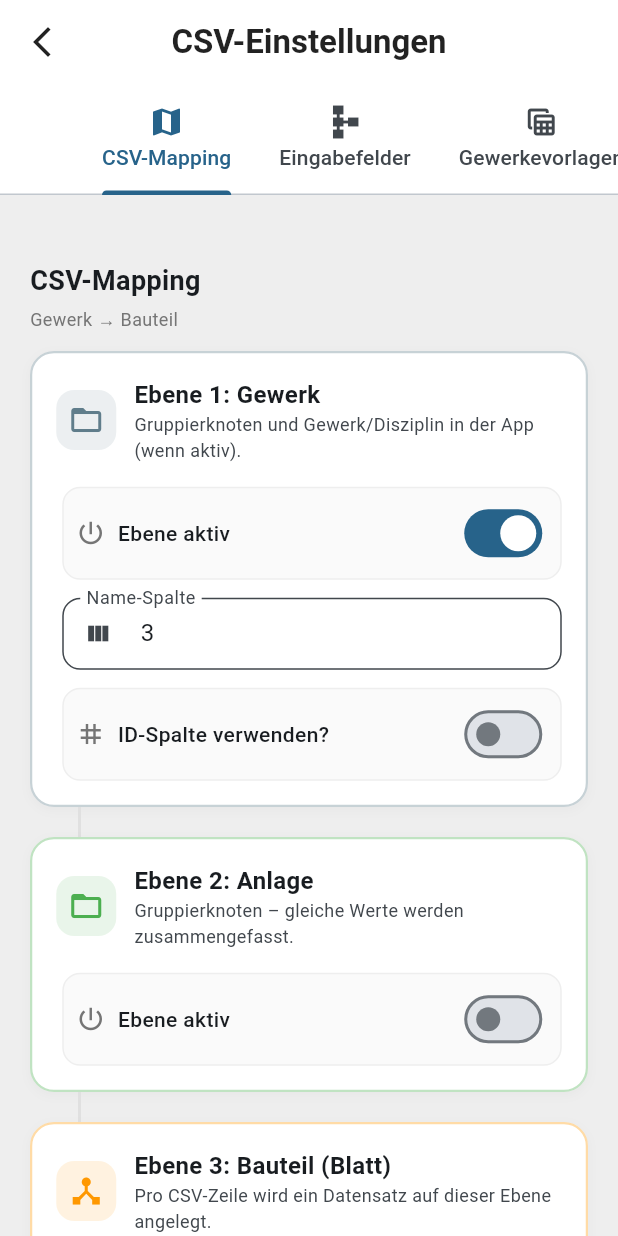
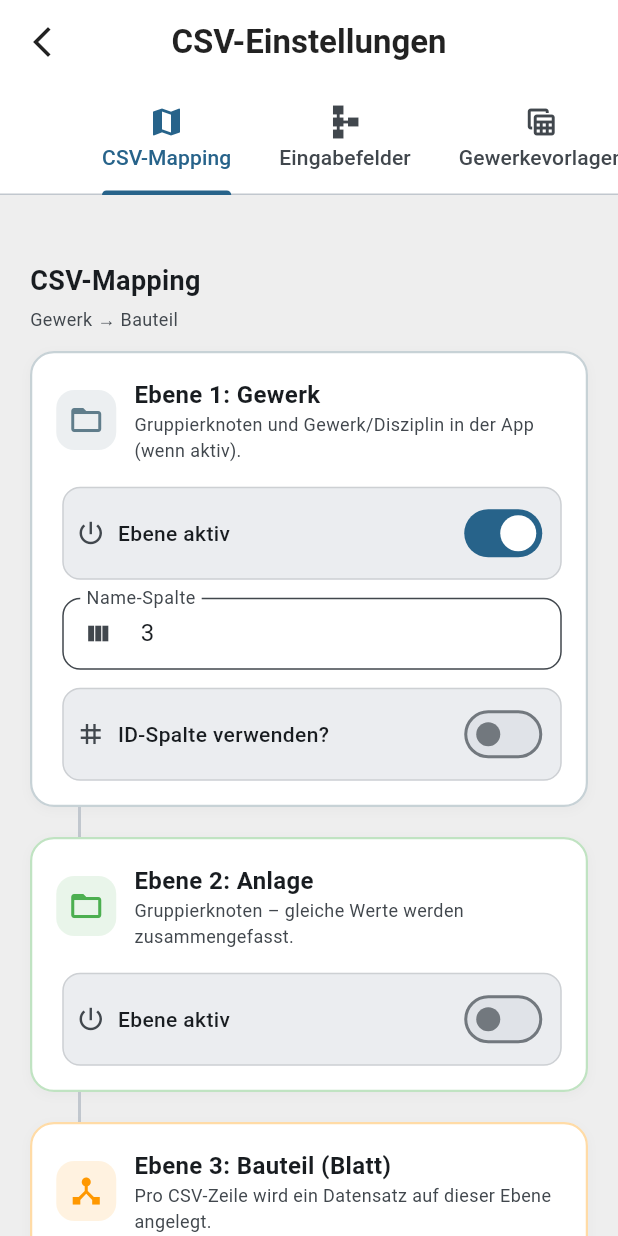
Before and after one commit to Luu95/2026-01-03_bestandsaufnahme_05_01, a Flutter app: the screen it shows after launch, in the side drawer, after a tap on "CSV-Einstellungen", on a phone screen of 412 x 824 dp. Run offline on Flutter 3.47's test engine with Material 3 defaults, Android fonts, the phone set to English and light mode, and no system bars; our stand-ins replace camera, cross_file, csv, drift, file_picker, flutter_riverpod and 4 more; missing offline and left inert: google_mlkit_text_recognition, pdfx; accounts and stored records are empty; generated files the repository leaves out were written again.

Commit message:
cvs
This reverts commit a843a0f17838dfe54180630847184d1f41c972b3.

```diff
--- a/lib/pages/building_details_page.dart
+++ b/lib/pages/building_details_page.dart
@@ -2346,7 +2346,7 @@ class _BuildingDetailsPageState extends ConsumerState<BuildingDetailsPage>
       elevation: 0,
       child: Container(
         decoration: BoxDecoration(
-          color: Colors.grey[50],
+          color: Theme.of(context).colorScheme.surface,
         ),
         child: SafeArea(
           child: Column(
@@ -2418,10 +2418,10 @@ class _BuildingDetailsPageState extends ConsumerState<BuildingDetailsPage>
               Container(
                 padding: const EdgeInsets.symmetric(horizontal: 20, vertical: 16),
                 decoration: BoxDecoration(
-                  color: Colors.white,
+                  color: Theme.of(context).colorScheme.surface,
                   border: Border(
                     bottom: BorderSide(
-                      color: Colors.grey.withOpacity(0.1),
+                      color: Theme.of(context).colorScheme.outline.withOpacity(0.15),
                       width: 1,
                     ),
                   ),
@@ -2529,7 +2529,7 @@ class _BuildingDetailsPageState extends ConsumerState<BuildingDetailsPage>
                           decoration: BoxDecoration(
                             color: isSelected
                                 ? Theme.of(context).primaryColor.withOpacity(0.1)
-                                : Colors.white,
+                                : Theme.of(context).colorScheme.surfaceContainerHighest,
                             borderRadius: BorderRadius.circular(12),
                             border: Border.all(
                               color: isSelected
@@ -2699,10 +2699,10 @@ class _BuildingDetailsPageState extends ConsumerState<BuildingDetailsPage>
               Container(
                 padding: const EdgeInsets.symmetric(horizontal: 20, vertical: 16),
                 decoration: BoxDecoration(
-                  color: Colors.white,
+                  color: Theme.of(context).colorScheme.surface,
                   border: Border(
                     bottom: BorderSide(
-                      color: Colors.grey.withOpacity(0.1),
+                      color: Theme.of(context).colorScheme.outline.withOpacity(0.15),
                       width: 1,
                     ),
                   ),
@@ -2797,7 +2797,7 @@ class _BuildingDetailsPageState extends ConsumerState<BuildingDetailsPage>
                           decoration: BoxDecoration(
                             color: isBldgSelected
                                 ? Colors.orange.withOpacity(0.1)
-                                : Colors.white,
+                                : Theme.of(context).colorScheme.surfaceContainerHighest,
                             borderRadius: BorderRadius.circular(12),
                             border: Border.all(
                               color: isBldgSelected
@@ -2904,10 +2904,10 @@ class _BuildingDetailsPageState extends ConsumerState<BuildingDetailsPage>
             Container(
               padding: const EdgeInsets.all(16),
               decoration: BoxDecoration(
-                color: Colors.white,
+                color: Theme.of(context).colorScheme.surface,
                 border: Border(
                   top: BorderSide(
-                    color: Colors.grey.withOpacity(0.1),
+                    color: Theme.of(context).colorScheme.outline.withOpacity(0.15),
                     width: 1,
                   ),
                 ),
--- a/lib/pages/csv_settings_page.dart
+++ b/lib/pages/csv_settings_page.dart
@@ -668,13 +668,10 @@ class _CsvSettingsPageState extends ConsumerState<CsvSettingsPage> {
             children: [
               TextField(
                 controller: _labelGewerkCtrl,
-                decoration: InputDecoration(
+                decoration: _themedInputDecoration(
+                  context,
                   labelText: 'Bezeichnung Ebene 1',
                   helperText: 'Standard: Gewerk',
-                  isDense: true,
-                  filled: true,
-                  fillColor: Colors.white,
-                  border: OutlineInputBorder(borderRadius: BorderRadius.circular(12)),
                 ),
                 onChanged: (val) {
                   setState(() => _labelGewerk = val);
@@ -684,13 +681,10 @@ class _CsvSettingsPageState extends ConsumerState<CsvSettingsPage> {
               const SizedBox(height: 12),
               TextField(
                 controller: _labelAnlageCtrl,
-                decoration: InputDecoration(
+                decoration: _themedInputDecoration(
+                  context,
                   labelText: 'Bezeichnung Ebene 2',
                   helperText: 'Standard: Anlage',
-                  isDense: true,
-                  filled: true,
-                  fillColor: Colors.white,
-                  border: OutlineInputBorder(borderRadius: BorderRadius.circular(12)),
                 ),
                 onChanged: (val) {
                   setState(() => _labelAnlage = val);
@@ -700,13 +694,10 @@ class _CsvSettingsPageState extends ConsumerState<CsvSettingsPage> {
               const SizedBox(height: 12),
               TextField(
                 controller: _labelBauteilCtrl,
-                decoration: InputDecoration(
+                decoration: _themedInputDecoration(
+                  context,
                   labelText: 'Bezeichnung Ebene 3',
                   helperText: 'Standard: Bauteil',
-                  isDense: true,
-                  filled: true,
-                  fillColor: Colors.white,
-                  border: OutlineInputBorder(borderRadius: BorderRadius.circular(12)),
                 ),
                 onChanged: (val) {
                   setState(() => _labelBauteil = val);
@@ -733,11 +724,6 @@ class _CsvSettingsPageState extends ConsumerState<CsvSettingsPage> {
   // --- SCHEMA TAB ---
 
   Widget _buildSchemaTab() {
-    if (_disciplines.isEmpty && _globalSchema.isEmpty) {
-      // Wenn alles leer ist, lade Standard-Heizung als Basis für Global wenn nichts da ist
-      // Aber eigentlich sollte der User einfach starten können.
-    }
-
     if (!_showDisciplineSelection) {
       if (_editingGlobal) {
         return Column(
@@ -807,7 +793,7 @@ class _CsvSettingsPageState extends ConsumerState<CsvSettingsPage> {
   Widget _buildBackToSelectionHeader(String title) {
     return Container(
       padding: const EdgeInsets.symmetric(horizontal: 16, vertical: 8),
-      color: Colors.white,
+      color: Theme.of(context).colorScheme.surface,
       child: Row(
         children: [
           IconButton(
@@ -855,7 +841,7 @@ class _CsvSettingsPageState extends ConsumerState<CsvSettingsPage> {
           Text(
             'Entspricht Ebene 1 im CSV-Mapping (${_hierarchySubtitle()}). '
             '$_labelGewerk aufklappen, dann $_schemaItemLevelLabel wählen, um dessen Attribute zu bearbeiten.',
-            style: TextStyle(fontSize: 13, color: Colors.grey[600]),
+            style: TextStyle(fontSize: 13, color: _mutedTextColor(context)),
           ),
           const SizedBox(height: 16),
 
@@ -873,7 +859,7 @@ class _CsvSettingsPageState extends ConsumerState<CsvSettingsPage> {
                   elevation: 0,
                   shape: RoundedRectangleBorder(
                     borderRadius: BorderRadius.circular(16),
-                    side: BorderSide(color: Colors.grey.withOpacity(0.2)),
+                    side: BorderSide(color: Theme.of(context).colorScheme.outline.withOpacity(0.25)),
                   ),
                   clipBehavior: Clip.antiAlias,
                   child: Theme(
@@ -908,7 +894,7 @@ class _CsvSettingsPageState extends ConsumerState<CsvSettingsPage> {
                         roList.isEmpty
                             ? 'Keine $_schemaItemLevelLabel'
                             : '${roList.length} $_schemaItemLevelLabel',
-                        style: TextStyle(fontSize: 12, color: Colors.grey[600]),
+                        style: TextStyle(fontSize: 12, color: _mutedTextColor(context)),
                       ),
                       children: [
                         if (roList.isEmpty)
@@ -918,7 +904,7 @@ class _CsvSettingsPageState extends ConsumerState<CsvSettingsPage> {
                               'Importieren Sie Gewerkevorlagen, damit $_schemaItemLevelLabel-Einträge erscheinen.',
                               style: TextStyle(
                                 fontSize: 13,
-                                color: Colors.grey[600],
+                                color: _mutedTextColor(context),
                               ),
                             ),
                           )
@@ -939,7 +925,7 @@ class _CsvSettingsPageState extends ConsumerState<CsvSettingsPage> {
                                 '${_schemaForRevisionsobjekt(d, ro).length} Felder',
                                 style: TextStyle(
                                   fontSize: 12,
-                                  color: Colors.grey[600],
+                                  color: _mutedTextColor(context),
                                 ),
                               ),
                               trailing: const Icon(Icons.chevron_right),
@@ -971,7 +957,7 @@ class _CsvSettingsPageState extends ConsumerState<CsvSettingsPage> {
       elevation: 0,
       shape: RoundedRectangleBorder(
         borderRadius: BorderRadius.circular(16),
-        side: BorderSide(color: Colors.grey.withOpacity(0.2)),
+        side: BorderSide(color: Theme.of(context).colorScheme.outline.withOpacity(0.25)),
       ),
       child: ListTile(
         contentPadding: const EdgeInsets.all(16),
@@ -1089,19 +1075,13 @@ class _CsvSettingsPageState extends ConsumerState<CsvSettingsPage> {
       return Column(
         crossAxisAlignment: CrossAxisAlignment.start,
         children: [
-          Text(label, style: TextStyle(fontSize: 12, color: Colors.grey[700], fontWeight: FontWeight.bold)),
+          Text(label, style: TextStyle(fontSize: 12, color: _mutedTextColor(context), fontWeight: FontWeight.bold)),
           const SizedBox(height: 4),
           DropdownButtonFormField<int>(
             key: ValueKey('template_col_dropdown_${fieldKey}_$value'),
             value: value,
             isExpanded: true,
-            decoration: InputDecoration(
-              isDense: true,
-              filled: true,
-              fillColor: Colors.white,
-              border: OutlineInputBorder(borderRadius: BorderRadius.circular(12)),
-              contentPadding: const EdgeInsets.symmetric(horizontal: 12, vertical: 12),
-            ),
+            decoration: _themedInputDecoration(context),
             items: List.generate(_templateCsvHeaders!.length, (index) {
               return DropdownMenuItem(
                 value: index,
@@ -1123,12 +1103,9 @@ class _CsvSettingsPageState extends ConsumerState<CsvSettingsPage> {
       key: ValueKey('template_col_input_${fieldKey}_$value'),
       initialValue: (value + 1).toString(),
       keyboardType: TextInputType.number,
-      decoration: InputDecoration(
+      decoration: _themedInputDecoration(
+        context,
         labelText: label,
-        isDense: true,
-        filled: true,
-        fillColor: Colors.white,
-        border: OutlineInputBorder(borderRadius: BorderRadius.circular(12)),
         prefixIcon: const Icon(Icons.view_column, size: 18),
         helperText: _templateCsvHeaders != null && value >= _templateCsvHeaders!.length
             ? 'Spalte ${value + 1} liegt außerhalb der geladenen CSV (${_templateCsvHeaders!.length} Spalten)'
@@ -1151,18 +1128,7 @@ class _CsvSettingsPageState extends ConsumerState<CsvSettingsPage> {
         : '$tripletCount Dreiergruppe${tripletCount == 1 ? '' : 'n'} konfiguriert';
 
     return Container(
-      decoration: BoxDecoration(
-        color: Colors.white,
-        borderRadius: BorderRadius.circular(16),
-        border: Border.all(color: color.shade200, width: 1.5),
-        boxShadow: [
-          BoxShadow(
-            color: Colors.black.withOpacity(0.03),
-            blurRadius: 6,
-            offset: const Offset(0, 2),
-          ),
-        ],
-      ),
+      decoration: _themedSurfaceCardDecoration(context, borderColor: color.shade200),
       child: Theme(
         data: Theme.of(context).copyWith(dividerColor: Colors.transparent),
         child: ExpansionTile(
@@ -1181,12 +1147,12 @@ class _CsvSettingsPageState extends ConsumerState<CsvSettingsPage> {
             'Attribut-Dreiergruppen',
             style: TextStyle(fontSize: 16, fontWeight: FontWeight.bold),
           ),
-          subtitle: Text(subtitle, style: TextStyle(fontSize: 12, color: Colors.grey[700])),
+          subtitle: Text(subtitle, style: TextStyle(fontSize: 12, color: _mutedTextColor(context))),
           children: [
             Text(
               'CSV-Spalten für Attributdefinitionen: Name (z. B. ATT1), Typ (z. B. ATT1_TYPE), '
               'Optionen (z. B. ATT1_OPTIONS). Pro Attribut eine Dreiergruppe.',
-              style: TextStyle(fontSize: 12, color: Colors.grey[700]),
+              style: TextStyle(fontSize: 12, color: _mutedTextColor(context)),
             ),
             const SizedBox(height: 16),
             Container(
@@ -1211,7 +1177,9 @@ class _CsvSettingsPageState extends ConsumerState<CsvSettingsPage> {
                     'Spaltennummern wie in der Dropdown-Anzeige (1 = erste Spalte). '
                     'Reihenfolge: Name, Typ, Optionen (z. B. 3–62 → ATT1/ATT1_TYPE/ATT1_OPTIONS, ATT2/…). '
                     'Spaltenanzahl im Bereich muss durch 3 teilbar sein.',
-                    style: Theme.of(context).textTheme.bodySmall?.copyWith(color: Colors.black87),
+                    style: Theme.of(context).textTheme.bodySmall?.copyWith(
+                          color: Theme.of(context).colorScheme.onSurface,
+                        ),
                   ),
                   const SizedBox(height: 10),
                   Wrap(
@@ -1293,7 +1261,7 @@ class _CsvSettingsPageState extends ConsumerState<CsvSettingsPage> {
                   children: [
                     Text(
                       'Attribut ${idx + 1}',
-                      style: TextStyle(fontSize: 12, fontWeight: FontWeight.bold, color: Colors.grey[700]),
+                      style: TextStyle(fontSize: 12, fontWeight: FontWeight.bold, color: _mutedTextColor(context)),
                     ),
                     const SizedBox(height: 6),
                     Row(
@@ -1587,10 +1555,48 @@ class _CsvSettingsPageState extends ConsumerState<CsvSettingsPage> {
 
   // --- HELPERS ---
 
+  Color _mutedTextColor(BuildContext context) =>
+      Theme.of(context).colorScheme.onSurfaceVariant;
+
+  BoxDecoration _themedSurfaceCardDecoration(
+    BuildContext context, {
+    required Color borderColor,
+  }) {
+    final theme = Theme.of(context);
+    return BoxDecoration(
+      color: theme.colorScheme.surface,
+      borderRadius: BorderRadius.circular(16),
+      border: Border.all(color: borderColor, width: 1.5),
+      boxShadow: [
+        BoxShadow(
+          color: Colors.black.withOpacity(theme.brightness == Brightness.dark ? 0.25 : 0.03),
+          blurRadius: 6,
+          offset: const Offset(0, 2),
+        ),
+      ],
+    );
+  }
+
+  InputDecoration _themedInputDecoration(BuildContext context, {String? labelText, String? hintText, String? helperText, Widget? prefixIcon}) {
+    return InputDecoration(
+      labelText: labelText,
+      hintText: hintText,
+      helperText: helperText,
+      prefixIcon: prefixIcon,
+      isDense: true,
+      filled: true,
+      border: OutlineInputBorder(borderRadius: BorderRadius.circular(12)),
+    );
+  }
+
   Widget _buildConnector() {
     return Padding(
       padding: const EdgeInsets.only(left: 32),
-      child: Container(height: 20, width: 2, color: Colors.grey.shade300),
+      child: Container(
+        height: 20,
+        width: 2,
+        color: Theme.of(context).colorScheme.outlineVariant,
+      ),
     );
   }
 
@@ -1601,13 +1607,10 @@ class _CsvSettingsPageState extends ConsumerState<CsvSettingsPage> {
   ) {
     return TextField(
       controller: controller,
-      decoration: InputDecoration(
+      decoration: _themedInputDecoration(
+        context,
         labelText: label,
         hintText: 'z.B. Foto1 oder Spaltenname aus Ihrer CSV',
-        isDense: true,
-        filled: true,
-        fillColor: Colors.white,
-        border: OutlineInputBorder(borderRadius: BorderRadius.circular(12)),
       ),
       onChanged: onChanged,
     );
@@ -1626,18 +1629,7 @@ class _CsvSettingsPageState extends ConsumerState<CsvSettingsPage> {
         : '$configuredCount Spalte${configuredCount == 1 ? '' : 'n'} konfiguriert';
 
     return Container(
-      decoration: BoxDecoration(
-        color: Colors.white,
-        borderRadius: BorderRadius.circular(16),
-        border: Border.all(color: color.shade200, width: 1.5),
-        boxShadow: [
-          BoxShadow(
-            color: Colors.black.withOpacity(0.03),
-            blurRadius: 6,
-            offset: const Offset(0, 2),
-          ),
-        ],
-      ),
+      decoration: _themedSurfaceCardDecoration(context, borderColor: color.shade200),
       child: Theme(
         data: Theme.of(context).copyWith(dividerColor: Colors.transparent),
         child: ExpansionTile(
@@ -1656,12 +1648,12 @@ class _CsvSettingsPageState extends ConsumerState<CsvSettingsPage> {
             'Fotonummern-Spalten (Export)',
             style: TextStyle(fontSize: 16, fontWeight: FontWeight.bold),
           ),
-          subtitle: Text(subtitle, style: TextStyle(fontSize: 12, color: Colors.grey[700])),
+          subtitle: Text(subtitle, style: TextStyle(fontSize: 12, color: _mutedTextColor(context))),
           children: [
             Text(
               'Spalten-Labels Ihrer CSV, in die beim Export die Fotonummern (1–4) geschrieben werden. '
               'Beim Import können diese Spalten leer sein. Leer lassen = Spalte nicht verwenden.',
-              style: TextStyle(fontSize: 12, color: Colors.grey[700]),
+              style: TextStyle(fontSize: 12, color: _mutedTextColor(context)),
             ),
             const SizedBox(height: 16),
             _buildFotoSpalteField(
@@ -1709,17 +1701,13 @@ class _CsvSettingsPageState extends ConsumerState<CsvSettingsPage> {
         children: [
           Text(
             label,
-            style: TextStyle(fontSize: 12, color: Colors.grey[700], fontWeight: FontWeight.bold),
+            style: TextStyle(fontSize: 12, color: _mutedTextColor(context), fontWeight: FontWeight.bold),
           ),
           const SizedBox(height: 4),
           DropdownButtonFormField<int>(
             value: safeValue,
             isExpanded: true,
-            decoration: InputDecoration(
-              isDense: true,
-              filled: true,
-              fillColor: Colors.white,
-              border: OutlineInputBorder(borderRadius: BorderRadius.circular(12)),
+            decoration: _themedInputDecoration(context).copyWith(
               contentPadding: const EdgeInsets.symmetric(horizontal: 12, vertical: 12),
             ),
             items: List.generate(csvHeaders.length, (index) {
@@ -1745,12 +1733,9 @@ class _CsvSettingsPageState extends ConsumerState<CsvSettingsPage> {
       key: ValueKey('mapping_col_input_$label'),
       initialValue: (value + 1).toString(),
       keyboardType: TextInputType.number,
-      decoration: InputDecoration(
+      decoration: _themedInputDecoration(
+        context,
         labelText: label,
-        isDense: true,
-        filled: true,
-        fillColor: Colors.white,
-        border: OutlineInputBorder(borderRadius: BorderRadius.circular(12)),
         prefixIcon: const Icon(Icons.view_column, size: 18),
       ),
       onChanged: (text) {
@@ -1776,18 +1761,20 @@ class _CsvSettingsPageState extends ConsumerState<CsvSettingsPage> {
     required ValueChanged<bool> onToggle,
     Widget? child,
   }) {
+    final colorScheme = Theme.of(context).colorScheme;
+
     return Column(
       children: [
         Container(
           padding: const EdgeInsets.symmetric(horizontal: 8, vertical: 6),
           decoration: BoxDecoration(
-            color: Colors.grey.shade50,
+            color: colorScheme.surfaceContainerHighest.withOpacity(0.65),
             borderRadius: BorderRadius.circular(12),
-            border: Border.all(color: Colors.grey.shade200),
+            border: Border.all(color: colorScheme.outline.withOpacity(0.25)),
           ),
           child: Row(
             children: [
-              Icon(icon, size: 20, color: Colors.grey[600]),
+              Icon(icon, size: 20, color: colorScheme.onSurfaceVariant),
               const SizedBox(width: 8),
               Expanded(child: Text(label, style: const TextStyle(fontWeight: FontWeight.w500))),
               Switch.adaptive(value: isActive, onChanged: onToggle),
@@ -1807,18 +1794,7 @@ class _CsvSettingsPageState extends ConsumerState<CsvSettingsPage> {
         : '$pairCount Paar${pairCount == 1 ? '' : 'e'} konfiguriert';
 
     return Container(
-      decoration: BoxDecoration(
-        color: Colors.white,
-        borderRadius: BorderRadius.circular(16),
-        border: Border.all(color: color.shade200, width: 1.5),
-        boxShadow: [
-          BoxShadow(
-            color: Colors.black.withOpacity(0.03),
-            blurRadius: 6,
-            offset: const Offset(0, 2),
-          ),
-        ],
-      ),
+      decoration: _themedSurfaceCardDecoration(context, borderColor: color.shade200),
       child: Theme(
         data: Theme.of(context).copyWith(dividerColor: Colors.transparent),
         child: ExpansionTile(
@@ -1837,12 +1813,12 @@ class _CsvSettingsPageState extends ConsumerState<CsvSettingsPage> {
             'Attribut-Spaltenpaare',
             style: TextStyle(fontSize: 16, fontWeight: FontWeight.bold),
           ),
-          subtitle: Text(subtitle, style: TextStyle(fontSize: 12, color: Colors.grey[700])),
+          subtitle: Text(subtitle, style: TextStyle(fontSize: 12, color: _mutedTextColor(context))),
           children: [
             Text(
               'CSV-Spalten, in denen pro Zeile Attributname und Attributwert stehen. '
               'Jedes Paar: eine Spalte für den Namen, eine für den Wert.',
-              style: TextStyle(fontSize: 12, color: Colors.grey[700]),
+              style: TextStyle(fontSize: 12, color: _mutedTextColor(context)),
             ),
             const SizedBox(height: 16),
             Container(
@@ -1866,7 +1842,9 @@ class _CsvSettingsPageState extends ConsumerState<CsvSettingsPage> {
                   Text(
                     'Erste Spalte = Attributname, nächste = Attributwert (z. B. 24–63 → Paare 24/25, 26/27, …). '
                     'Gerade Anzahl Spalten im Bereich nötig.',
-                    style: Theme.of(context).textTheme.bodySmall?.copyWith(color: Colors.black87),
+                    style: Theme.of(context).textTheme.bodySmall?.copyWith(
+                          color: Theme.of(context).colorScheme.onSurface,
+                        ),
                   ),
                   const SizedBox(height: 10),
                   Wrap(
@@ -2279,7 +2257,7 @@ class _CsvSettingsPageState extends ConsumerState<CsvSettingsPage> {
           Expanded(
             child: Text(
               text,
-              style: TextStyle(color: Colors.grey[800], fontSize: 13),
+              style: TextStyle(color: _mutedTextColor(context), fontSize: 13),
             ),
           ),
         ],
@@ -2306,7 +2284,7 @@ class _CsvSettingsPageState extends ConsumerState<CsvSettingsPage> {
               const SizedBox(height: 4),
               Text(
                 subtitle,
-                style: TextStyle(color: Colors.grey[600], fontSize: 12),
+                style: TextStyle(color: _mutedTextColor(context), fontSize: 12),
               ),
             ],
           ),
--- a/lib/theme/app_theme.dart
+++ b/lib/theme/app_theme.dart
@@ -33,9 +33,14 @@ class AppTheme {
         backgroundColor: Colors.white,
         shape: RoundedRectangleBorder(borderRadius: BorderRadius.circular(16)),
       ),
-      inputDecorationTheme: const InputDecorationTheme(
+      inputDecorationTheme: InputDecorationTheme(
         filled: true,
         fillColor: Colors.white,
+        border: OutlineInputBorder(borderRadius: BorderRadius.circular(12)),
+      ),
+      expansionTileTheme: ExpansionTileThemeData(
+        backgroundColor: Colors.white,
+        collapsedBackgroundColor: Colors.white,
       ),
     );
   }
@@ -70,6 +75,15 @@ class AppTheme {
       inputDecorationTheme: InputDecorationTheme(
         filled: true,
         fillColor: colorScheme.surfaceContainerHighest,
+        border: OutlineInputBorder(borderRadius: BorderRadius.circular(12)),
+      ),
+      expansionTileTheme: ExpansionTileThemeData(
+        backgroundColor: darkSurfaceColor,
+        collapsedBackgroundColor: darkSurfaceColor,
+        iconColor: colorScheme.onSurface,
+        textColor: colorScheme.onSurface,
+        collapsedIconColor: colorScheme.onSurface,
+        collapsedTextColor: colorScheme.onSurface,
       ),
     );
   }
```
Also changed, not shown: lib/models/disziplin_defaults.dart (deleted, +0 -128 lines), lib/models/disziplin_manager.dart (+0 -21 lines), lib/pages/widgets/schema_editor_dialog.dart (+51 -65 lines).
